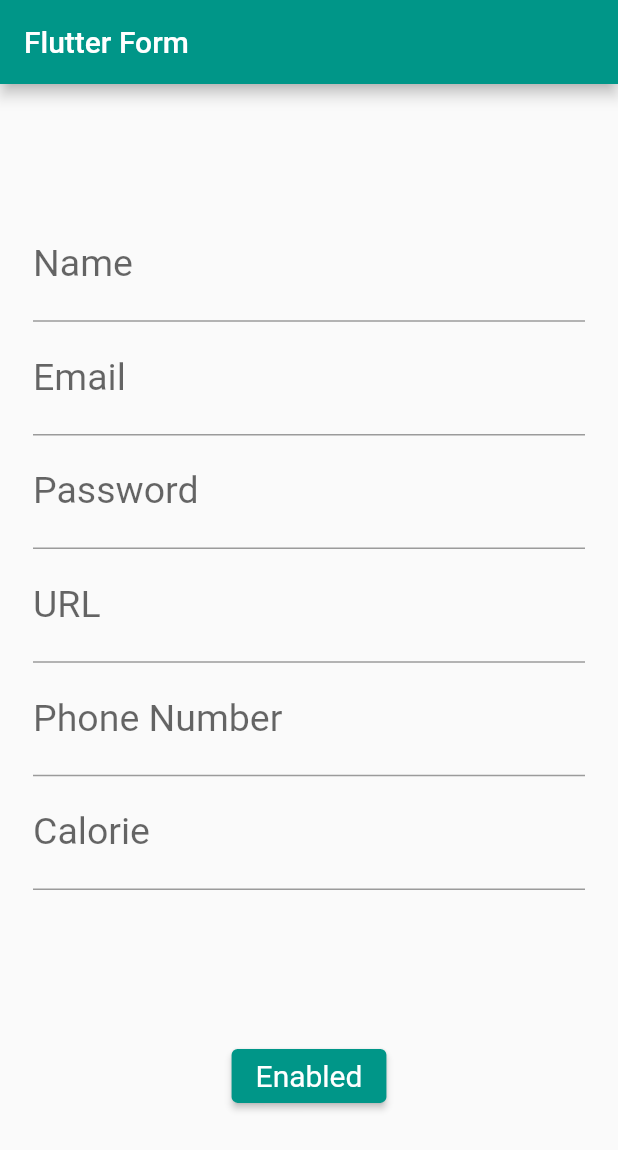
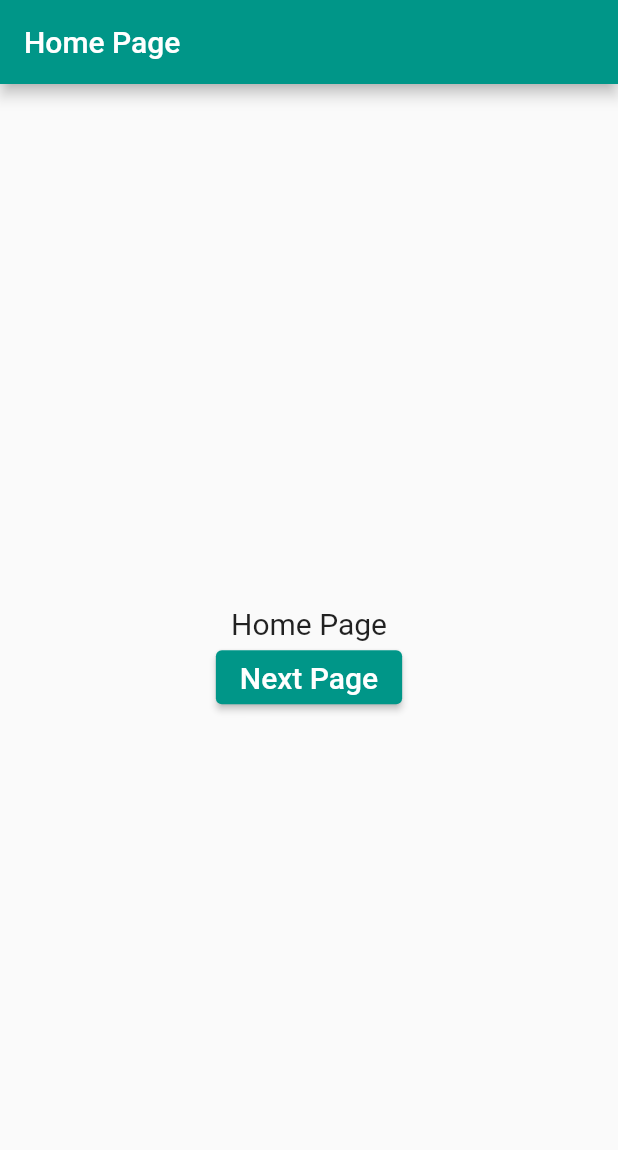
Before and after one commit to S-P-Ks/Flutter-Tutorials, a Flutter app: the screen it shows after launch, on a phone screen of 412 x 824 dp. Shown: the top 1150 px of the screen. Run offline on Flutter 3.47's test engine with Material 2 defaults, Android fonts, the phone set to English and light mode, and no system bars.

Commit message:
Flutter Navigation

```diff
--- a/lib/form.dart
+++ /dev/null
@@ -1,197 +0,0 @@
-import 'package:flutter/material.dart';
-
-class FormScreen extends StatefulWidget {
-  FormScreen({Key? key}) : super(key: key);
-
-  @override
-  State<FormScreen> createState() => _FormScreenState();
-}
-
-class _FormScreenState extends State<FormScreen> {
-  String _title = "Flutter Form";
-
-  String? _name;
-  String? _email;
-  String? _password;
-  String? _url;
-  String? phonenumber;
-  String? Calorie;
-
-  FocusNode nodeOne = FocusNode();
-
-  final GlobalKey<FormState> _formKey = GlobalKey<FormState>();
-
-  Widget _buildName() {
-    return TextFormField(
-      decoration: const InputDecoration(labelText: "Name"),
-      validator: (String? value) {
-        if (value != null && value.isEmpty) {
-          return "Name is Required";
-        }
-        return null;
-      },
-      textAlign: TextAlign.center,
-      style: TextStyle(fontSize: 25),
-      textCapitalization: TextCapitalization.characters,
-      onSaved: (name) {
-        _name = name;
-      },
-    );
-  }
-
-  Widget _buildEmail() {
-    return TextFormField(
-      decoration: const InputDecoration(labelText: "Email"),
-      validator: (String? value) {
-        if (value != null && value.isEmpty) {
-          return "Email is Required";
-        }
-        bool emailValid = RegExp(
-                r"^[a-zA-Z0-9.a-zA-Z0-9.!#$%&'*+-/=?^_`{|}~]+@[a-zA-Z0-9]+\.[a-zA-Z]+")
-            .hasMatch(value!);
-
-        if (!emailValid) {
-          return "Enter Valid Email";
-        }
-        return null;
-      },
-      textAlign: TextAlign.center,
-      style: TextStyle(fontSize: 25),
-      textCapitalization: TextCapitalization.characters,
-      onSaved: (name) {
-        _name = name;
-      },
-    );
-  }
-
-  Widget _buildPassword() {
-    return TextFormField(
-      decoration: const InputDecoration(labelText: "Password"),
-      validator: (String? value) {
-        if (value != null && value.isEmpty) {
-          return "Password is Required";
-        }
-        return null;
-      },
-      textAlign: TextAlign.center,
-      style: TextStyle(
-        fontSize: 25,
-      ),
-      textCapitalization: TextCapitalization.characters,
-      onSaved: (name) {
-        _name = name;
-      },
-      obscureText: true,
-    );
-  }
-
-  Widget _buildURL() {
-    return TextFormField(
-      decoration: const InputDecoration(labelText: "URL"),
-      validator: (String? value) {
-        if (value != null && value.isEmpty) {
-          return "URL is Required";
-        }
-        return null;
-      },
-      textAlign: TextAlign.center,
-      style: TextStyle(
-        fontSize: 25,
-      ),
-      textCapitalization: TextCapitalization.characters,
-      onSaved: (name) {
-        _name = name;
-      },
-      focusNode: nodeOne,
-    );
-  }
-
-  Widget _buildPhoneNumber() {
-    return TextFormField(
-      decoration: const InputDecoration(labelText: "Phone Number"),
-      validator: (String? value) {
-        if (value != null && value.isEmpty) {
-          return "Phone Number is Required";
-        }
-        return null;
-      },
-      textAlign: TextAlign.center,
-      style: TextStyle(
-        fontSize: 25,
-      ),
-      textCapitalization: TextCapitalization.characters,
-      onSaved: (name) {
-        _name = name;
-      },
-      keyboardType: TextInputType.number,
-    );
-  }
-
-  Widget _buildCalorie() {
-    return TextFormField(
-      decoration: const InputDecoration(labelText: "Calorie"),
-      validator: (String? value) {
-        if (value != null && value.isEmpty) {
-          return "Calorie is Required";
-        }
-        return null;
-      },
-      textAlign: TextAlign.center,
-      style: TextStyle(
-        fontSize: 25,
-      ),
-      textCapitalization: TextCapitalization.characters,
-      onSaved: (name) {
-        _name = name;
-      },
-      keyboardType: TextInputType.number,
-    );
-  }
-
-  @override
-  Widget build(BuildContext context) {
-    final ButtonStyle style =
-        ElevatedButton.styleFrom(textStyle: const TextStyle(fontSize: 20));
-
-    return Scaffold(
-        appBar: AppBar(
-          title: Text(_title),
-          excludeHeaderSemantics: true,
-        ),
-        body: Container(
-          margin: EdgeInsets.all(22),
-          child: Form(
-            key: _formKey,
-            child: Center(
-                child: SingleChildScrollView(
-                    child: Column(
-                        mainAxisAlignment: MainAxisAlignment.center,
-                        children: <Widget>[
-                  _buildName(),
-                  _buildEmail(),
-                  _buildPassword(),
-                  _buildURL(),
-                  _buildPhoneNumber(),
-                  _buildCalorie(),
-                  const SizedBox(height: 100),
-                  ElevatedButton(
-                    style: style,
-                    onPressed: () {
-                      if (!_formKey.currentState!.validate()) {
-                        return;
-                      }
-
-                      _formKey.currentState!.save();
-
-                      print(_name);
-                    },
-                    child: const Text(
-                      'Enabled',
-                      style: TextStyle(color: Colors.white),
-                    ),
-                  ),
-                ]))),
-          ),
-        ));
-  }
-}
--- /dev/null
+++ b/lib/home.dart
@@ -0,0 +1,37 @@
+import 'package:flutter/material.dart';
+import 'package:flutter_tutorials/login.dart';
+
+class HomeScreen extends StatefulWidget {
+  HomeScreen({Key? key}) : super(key: key);
+
+  @override
+  State<HomeScreen> createState() => _HomeScreenState();
+}
+
+class _HomeScreenState extends State<HomeScreen> {
+  @override
+  Widget build(BuildContext context) {
+    return Scaffold(
+      appBar: AppBar(title: const Text("Home Page")),
+      body: Center(
+          child: Column(
+        mainAxisAlignment: MainAxisAlignment.center,
+        children: <Widget>[
+          const Text(
+            "Home Page",
+            style: TextStyle(fontSize: 20),
+          ),
+          ElevatedButton(
+              onPressed: () {
+                Navigator.of(context).push(
+                    MaterialPageRoute(builder: (context) => LoginScreen()));
+              },
+              child: const Text(
+                "Next Page",
+                style: TextStyle(fontSize: 20, color: Colors.white),
+              ))
+        ],
+      )),
+    );
+  }
+}
--- a/lib/main.dart
+++ b/lib/main.dart
@@ -1,5 +1,7 @@
 import 'package:flutter/material.dart';
-import "package:flutter_tutorials/form.dart";
+import 'package:flutter_tutorials/home.dart';
+import 'package:flutter_tutorials/login.dart';
+import 'package:flutter_tutorials/Product.dart';
 
 void main(List<String> args) {
   runApp(const MyApp());
@@ -13,7 +15,16 @@ class MyApp extends StatelessWidget {
     return MaterialApp(
       title: "Flutter Form",
       theme: ThemeData(primarySwatch: Colors.teal),
-      home: FormScreen(),
+      home: HomeScreen(),
+      routes: {
+        "/login": ((context) => LoginScreen()),
+        "/home": (context) {
+          return HomeScreen();
+        },
+        "/product": (context) {
+          return ProductScreen();
+        }
+      },
     );
   }
 }
```
Also changed, not shown: lib/Product.dart (added, +17 -0 lines), lib/login.dart (added, +56 -0 lines).
